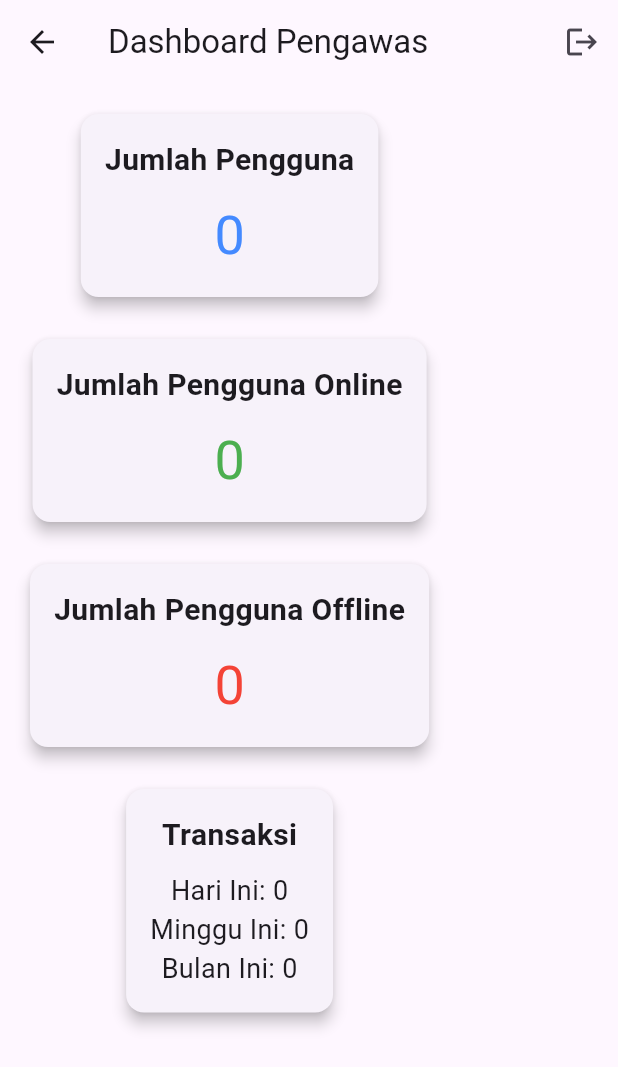
After one commit to msaririzki/uangku, a Flutter app: the SupervisorDashboard screen opened by its route, on a phone screen of 412 x 824 dp. The commit adds this screen. Shown: the top 1067 px of the screen. Run offline on Flutter 3.47's test engine with Material 3 defaults, Android fonts, the phone set to English and light mode, and no system bars; our stand-ins replace bloc, cloud_firestore, connectivity_plus, currency_text_input_formatter, firebase_auth, firebase_core and 7 more; accounts and stored records are empty.

Commit message:
Perbaiki bug dan update ui

```diff
--- a/lib/main.dart
+++ b/lib/main.dart
@@ -10,6 +10,7 @@ import 'package:mob3_uas_klp_02/pages/auth/resetPasword.dart';
 import 'package:mob3_uas_klp_02/pages/intro.dart';
 import 'package:mob3_uas_klp_02/pages/reconnect.dart';
 import 'package:mob3_uas_klp_02/pages/splash.dart';
+import 'package:mob3_uas_klp_02/pages/supervisor/supervisor_dashboard.dart';
 import 'package:mob3_uas_klp_02/widget/bottom_bar.dart';
 import 'firebase_options.dart';
 
@@ -55,6 +56,7 @@ class MyApp extends StatelessWidget {
         'resetPassword': (context) =>
             const ResetPasswordScreen(), // Reset password
         'adminDashboard': (context) => AdminDashboard(),
+        'supervisorDashboard': (context) => SupervisorDashboard(), // Tambahkan rute untuk SupervisorDashboard
       },
     );
   }
--- a/lib/pages/auth/login.dart
+++ b/lib/pages/auth/login.dart
@@ -88,6 +88,9 @@ class _LoginViewState extends State<LoginView> {
             if (state.role == 'Admin') {
               Navigator.pushNamedAndRemoveUntil(
                   context, 'adminDashboard', (Route<dynamic> route) => false);
+            } else if (state.role == 'Supervisor') {
+              Navigator.pushNamedAndRemoveUntil(context, 'supervisorDashboard',
+                  (Route<dynamic> route) => false);
             } else {
               Navigator.pushNamedAndRemoveUntil(
                   context, 'userPage', (Route<dynamic> route) => false);
--- /dev/null
+++ b/lib/pages/supervisor/supervisor_dashboard.dart
@@ -0,0 +1,172 @@
+import 'package:flutter/material.dart';
+import 'package:cloud_firestore/cloud_firestore.dart';
+import 'package:firebase_auth/firebase_auth.dart';
+
+class SupervisorDashboard extends StatefulWidget {
+  @override
+  _SupervisorDashboardState createState() => _SupervisorDashboardState();
+}
+
+class _SupervisorDashboardState extends State<SupervisorDashboard> {
+  int userCount = 0;
+  int onlineUserCount = 0;
+  int offlineUserCount = 0;
+  int dailyTransactions = 0;
+  int weeklyTransactions = 0;
+  int monthlyTransactions = 0;
+
+  @override
+  void initState() {
+    super.initState();
+    fetchUserCounts();
+    fetchTransactionCounts();
+  }
+
+  Future<void> fetchUserCounts() async {
+    final userCollection = FirebaseFirestore.instance.collection('users');
+    final userSnapshot = await userCollection.get();
+
+    setState(() {
+      userCount = userSnapshot.docs.length;
+      onlineUserCount =
+          userSnapshot.docs.where((doc) => doc['status'] == 'online').length;
+      offlineUserCount = userCount - onlineUserCount; // Hitung pengguna offline
+    });
+  }
+
+  Future<void> fetchTransactionCounts() async {
+    final transactionCollection =
+        FirebaseFirestore.instance.collection('transactions');
+
+    // Hitung transaksi untuk 1 hari
+    final dailySnapshot = await transactionCollection
+        .where('date',
+            isGreaterThan: DateTime.now().subtract(Duration(days: 1)))
+        .get();
+    dailyTransactions = dailySnapshot.docs.length;
+
+    // Hitung transaksi untuk 1 minggu
+    final weeklySnapshot = await transactionCollection
+        .where('date',
+            isGreaterThan: DateTime.now().subtract(Duration(days: 7)))
+        .get();
+    weeklyTransactions = weeklySnapshot.docs.length;
+
+    // Hitung transaksi untuk 1 bulan
+    final monthlySnapshot = await transactionCollection
+        .where('date',
+            isGreaterThan: DateTime.now().subtract(Duration(days: 30)))
+        .get();
+    monthlyTransactions = monthlySnapshot.docs.length;
+
+    setState(() {});
+  }
+
+  @override
+  Widget build(BuildContext context) {
+    return Scaffold(
+      appBar: AppBar(
+        title: Text('Dashboard Pengawas'),
+        actions: [
+          IconButton(
+            icon: Icon(Icons.logout),
+            onPressed: () async {
+              try {
+                await FirebaseAuth.instance.signOut();
+                Navigator.pushReplacementNamed(context, 'login');
+              } catch (e) {
+                print(
+                    'Error signing out: $e'); // Menampilkan kesalahan di console
+              }
+            },
+          ),
+        ],
+      ),
+      body: Padding(
+        padding: const EdgeInsets.all(16.0),
+        child: SingleChildScrollView(
+          child: Column(
+            children: [
+              // Kartu untuk jumlah pengguna
+              Card(
+                elevation: 4,
+                child: Padding(
+                  padding: const EdgeInsets.all(16.0),
+                  child: Column(
+                    children: [
+                      Text('Jumlah Pengguna',
+                          style: TextStyle(
+                              fontSize: 20, fontWeight: FontWeight.bold)),
+                      SizedBox(height: 10),
+                      Text('$userCount',
+                          style: TextStyle(
+                              fontSize: 36, color: Colors.blueAccent)),
+                    ],
+                  ),
+                ),
+              ),
+              SizedBox(height: 20),
+              // Kartu untuk jumlah pengguna online
+              Card(
+                elevation: 4,
+                child: Padding(
+                  padding: const EdgeInsets.all(16.0),
+                  child: Column(
+                    children: [
+                      Text('Jumlah Pengguna Online',
+                          style: TextStyle(
+                              fontSize: 20, fontWeight: FontWeight.bold)),
+                      SizedBox(height: 10),
+                      Text('$onlineUserCount',
+                          style: TextStyle(fontSize: 36, color: Colors.green)),
+                    ],
+                  ),
+                ),
+              ),
+              SizedBox(height: 20),
+              // Kartu untuk jumlah pengguna offline
+              Card(
+                elevation: 4,
+                child: Padding(
+                  padding: const EdgeInsets.all(16.0),
+                  child: Column(
+                    children: [
+                      Text('Jumlah Pengguna Offline',
+                          style: TextStyle(
+                              fontSize: 20, fontWeight: FontWeight.bold)),
+                      SizedBox(height: 10),
+                      Text('$offlineUserCount',
+                          style: TextStyle(fontSize: 36, color: Colors.red)),
+                    ],
+                  ),
+                ),
+              ),
+              SizedBox(height: 20),
+              // Kartu untuk transaksi
+              Card(
+                elevation: 4,
+                child: Padding(
+                  padding: const EdgeInsets.all(16.0),
+                  child: Column(
+                    children: [
+                      Text('Transaksi',
+                          style: TextStyle(
+                              fontSize: 20, fontWeight: FontWeight.bold)),
+                      SizedBox(height: 10),
+                      Text('Hari Ini: $dailyTransactions',
+                          style: TextStyle(fontSize: 18)),
+                      Text('Minggu Ini: $weeklyTransactions',
+                          style: TextStyle(fontSize: 18)),
+                      Text('Bulan Ini: $monthlyTransactions',
+                          style: TextStyle(fontSize: 18)),
+                    ],
+                  ),
+                ),
+              ),
+            ],
+          ),
+        ),
+      ),
+    );
+  }
+}
```
Also changed, not shown: lib/pages/admin/admin_dashboard.dart (+38 -3 lines).
